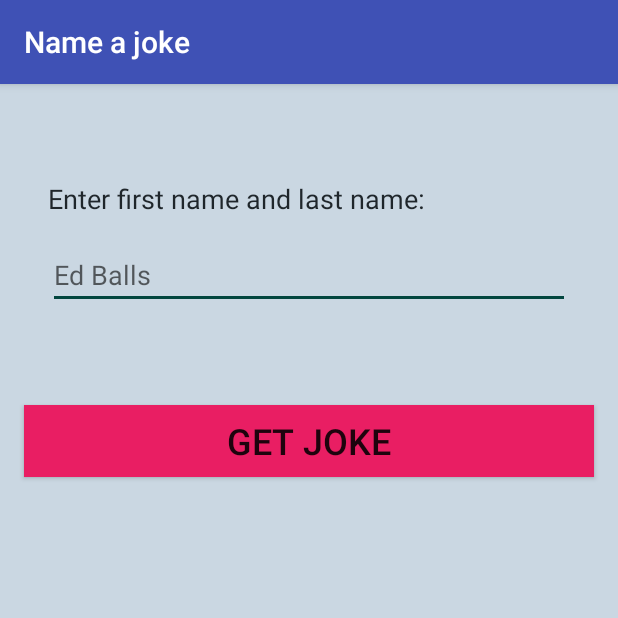
After one commit to juliasegal/jokes, an Android app: the NameJokeActivity screen opened directly, with no data from a screen before it, on a phone screen of 412 x 824 dp, the top half of it. The commit adds this screen. Run offline under Robolectric (Android 15) with nearby library versions, the phone set to English and light mode, and no system bars.

Commit message:
Added named joke.

```diff
--- a/app/build.gradle
+++ b/app/build.gradle
@@ -29,11 +29,11 @@ android {
         jvmTarget = "1.8"
     }
 
-    }
+}
 
 dependencies {
     implementation fileTree(dir: 'libs', include: ['*.jar'])
-    implementation"org.jetbrains.kotlin:kotlin-stdlib-jdk7:$kotlin_version"
+    implementation "org.jetbrains.kotlin:kotlin-stdlib-jdk7:$kotlin_version"
     implementation 'androidx.appcompat:appcompat:1.1.0'
     implementation 'androidx.core:core-ktx:1.1.0'
     implementation 'com.google.android.material:material:1.0.0'
--- a/app/src/main/AndroidManifest.xml
+++ b/app/src/main/AndroidManifest.xml
@@ -1,6 +1,5 @@
 <?xml version="1.0" encoding="utf-8"?>
-<manifest
-    xmlns:android="http://schemas.android.com/apk/res/android"
+<manifest xmlns:android="http://schemas.android.com/apk/res/android"
     xmlns:tools="http://schemas.android.com/tools"
     package="com.julia.apd.chuckie">
 
@@ -15,7 +14,7 @@
         android:supportsRtl="true"
         android:theme="@style/AppTheme"
         tools:ignore="GoogleAppIndexingWarning">
-
+        <activity android:name=".ui.namejoke.NameJokeActivity"/>
         <activity
             android:name=".MainActivity"
             android:label="@string/app_name">
--- a/app/src/main/java/com/julia/apd/chuckie/module/ViewModelModules.kt
+++ b/app/src/main/java/com/julia/apd/chuckie/module/ViewModelModules.kt
@@ -2,10 +2,12 @@ package com.julia.apd.chuckie.module
 
 import com.julia.apd.chuckie.ui.joke.JokeViewModel
 import com.julia.apd.chuckie.ui.jokes.JokesViewModel
+import com.julia.apd.chuckie.ui.namejoke.NameJokeViewModel
 import org.koin.android.viewmodel.dsl.viewModel
 import org.koin.dsl.module
 
 val viewModelModules = module {
     viewModel { JokeViewModel(chuckNorrisRepository = get()) }
     viewModel { JokesViewModel(chuckNorrisRepository = get()) }
+    viewModel { NameJokeViewModel(chuckNorrisRepository = get()) }
 }
--- a/app/src/main/java/com/julia/apd/chuckie/remote/ChuckNorrisApi.kt
+++ b/app/src/main/java/com/julia/apd/chuckie/remote/ChuckNorrisApi.kt
@@ -12,6 +12,9 @@ interface ChuckNorrisApi {
 
     @GET("jokes/random/")
     suspend fun getRandomJoke(): JokeResponseModel
+
+    @GET("jokes/random/")
+    suspend fun getRandomJoke(@Query("firstName") firstName: String, @Query("lastName")lastName: String): JokeResponseModel
 
     @GET("jokes/random/{numberOfJokes}")
     suspend fun getRandomJokes(@Path("numberOfJokes") numberOfJokes: Int): JokesResponseModel
--- /dev/null
+++ b/app/src/main/java/com/julia/apd/chuckie/ui/namejoke/NameJokeViewModel.kt
@@ -0,0 +1,23 @@
+package com.julia.apd.chuckie.ui.namejoke
+
+import androidx.lifecycle.LiveData
+import androidx.lifecycle.MutableLiveData
+import androidx.lifecycle.ViewModel
+import androidx.lifecycle.viewModelScope
+import com.julia.apd.chuckie.dao.ChuckNorrisRepository
+import com.julia.apd.chuckie.models.JokeModel
+import com.julia.apd.chuckie.networking.Resource
+import kotlinx.coroutines.launch
+
+class NameJokeViewModel(private val chuckNorrisRepository: ChuckNorrisRepository) : ViewModel() {
+    private val _joke = MutableLiveData<Resource<JokeModel>>()
+
+    val joke: LiveData<Resource<JokeModel>> = _joke
+
+    fun getJoke(firstName: String, lastName: String) {
+        _joke.value = Resource.loading()
+        viewModelScope.launch {
+            _joke.value = chuckNorrisRepository.getRandomJoke(firstName, lastName).value
+        }
+    }
+}
--- /dev/null
+++ b/app/src/main/res/layout/activity_name_joke.xml
@@ -0,0 +1,69 @@
+<?xml version="1.0" encoding="utf-8"?>
+<androidx.constraintlayout.widget.ConstraintLayout
+    xmlns:android="http://schemas.android.com/apk/res/android"
+    xmlns:app="http://schemas.android.com/apk/res-auto"
+    xmlns:tools="http://schemas.android.com/tools"
+    android:id="@+id/name_joke_layout"
+    android:layout_width="match_parent"
+    android:layout_height="match_parent"
+    android:background="@color/whitish"
+    tools:context=".ui.namejoke.NameJokeActivity">
+
+    <ProgressBar
+        android:id="@+id/joke_progress"
+        android:layout_width="0dp"
+        android:layout_height="wrap_content"
+        android:visibility="gone"
+        app:layout_constraintBottom_toBottomOf="parent"
+        app:layout_constraintEnd_toEndOf="parent"
+        app:layout_constraintStart_toStartOf="parent"
+        app:layout_constraintTop_toTopOf="parent"
+        tools:visibility="visible" />
+
+    <TextView
+        android:id="@+id/name_entry_text"
+        android:layout_width="0dp"
+        android:layout_height="wrap_content"
+        android:layout_marginTop="64dp"
+        android:layout_marginStart="32dp"
+        android:layout_marginEnd="32dp"
+        android:textSize="18sp"
+        android:textColor="@color/dark_grey"
+        android:text="@string/name_instructions"
+        app:layout_constraintBottom_toTopOf="@+id/name_entry"
+        app:layout_constraintEnd_toEndOf="parent"
+        app:layout_constraintStart_toStartOf="parent"
+        app:layout_constraintTop_toTopOf="parent" />
+
+    <EditText
+        android:id="@+id/name_entry"
+        android:layout_width="0dp"
+        android:layout_height="wrap_content"
+        android:autofillHints="@string/name_auto_fill"
+        android:hint="@string/name_hint"
+        android:inputType="textFilter"
+        android:layout_marginTop="16dp"
+        android:layout_marginStart="32dp"
+        android:layout_marginEnd="32dp"
+        android:textSize="18sp"
+        app:layout_constraintBottom_toTopOf="@+id/name_done_button"
+        app:layout_constraintEnd_toEndOf="parent"
+        app:layout_constraintStart_toStartOf="parent"
+        app:layout_constraintTop_toBottomOf="@+id/name_entry_text"
+        tools:ignore="UnusedAttribute" />
+
+    <Button
+        android:id="@+id/name_done_button"
+        android:layout_width="match_parent"
+        android:layout_height="wrap_content"
+        android:layout_marginTop="64dp"
+        android:layout_marginStart="16dp"
+        android:layout_marginEnd="16dp"
+        android:background="@color/red"
+        android:textSize="24sp"
+        android:text="@string/name_button_done"
+        app:layout_constraintEnd_toEndOf="parent"
+        app:layout_constraintStart_toStartOf="parent"
+        app:layout_constraintTop_toBottomOf="@+id/name_entry" />
+
+</androidx.constraintlayout.widget.ConstraintLayout>
--- a/app/src/main/res/values/strings.xml
+++ b/app/src/main/res/values/strings.xml
@@ -10,6 +10,14 @@
     <string name="joke_fragment_random_button">Random Joke</string>
     <string name="joke_fragment_named_button">Named JOKE</string>
 
+    <!--Joke Name Activity -->
+    <string name="name_title">Name a joke</string>
+    <string name="name_instructions">Enter first name and last name:</string>
+    <string name="name_hint">Ed Balls</string>
+    <string name="name_auto_fill">Ed Balls</string>
+    <string name="name_button_done">Get joke</string>
+    <string name="name_error_first_last">Please enter a first and last name.</string>
+
     <!--Joke Dialog-->
     <string name="joke_dialog_title">Um...</string>
     <string name="joke_dialog_button">okey dokey</string>
```
Also changed, not shown: app/src/main/java/com/julia/apd/chuckie/dao/ChuckNorrisRepository.kt (+12 -0 lines), app/src/main/java/com/julia/apd/chuckie/ui/joke/JokeDialog.kt (added, +27 -0 lines), app/src/main/java/com/julia/apd/chuckie/ui/joke/JokeFragment.kt (+3 -9 lines), app/src/main/java/com/julia/apd/chuckie/ui/namejoke/NameJokeActivity.kt (added, +83 -0 lines).
